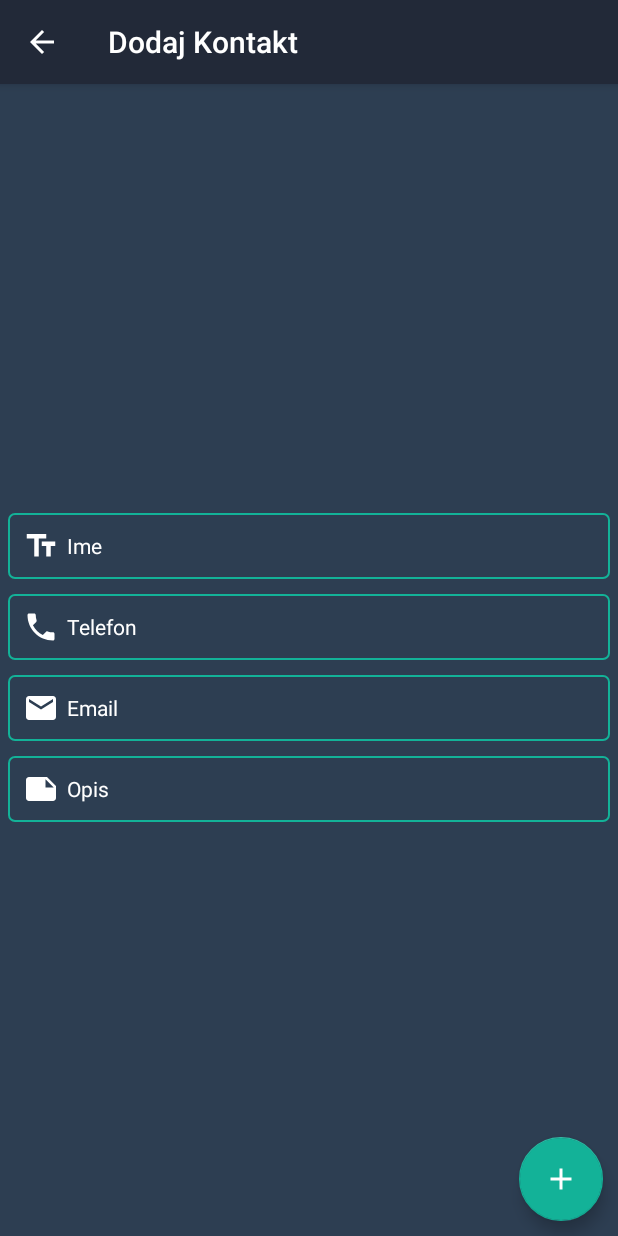
After one commit to vladavoX/projekat_rma, an Android app: the AddEditContact screen opened directly, with no data from a screen before it, on a phone screen of 412 x 824 dp. The commit adds this screen. Run offline under Robolectric (Android 15) with nearby library versions, the phone set to English and light mode, and no system bars.

Commit message:
Napravljen activity za dodavanje novog kontakta

```diff
--- a/app/build.gradle
+++ b/app/build.gradle
@@ -30,9 +30,9 @@ dependencies {
     implementation fileTree(dir: "libs", include: ["*.jar"])
     implementation 'androidx.core:core-ktx:1.6.0'
     implementation 'androidx.appcompat:appcompat:1.3.1'
+    implementation group: 'com.google.android.material', name: 'material', version: '1.4.0'
     implementation 'androidx.constraintlayout:constraintlayout:2.1.4'
     testImplementation 'junit:junit:4.12'
     androidTestImplementation 'androidx.test.ext:junit:1.1.3'
     androidTestImplementation 'androidx.test.espresso:espresso-core:3.4.0'
-
 }
--- a/app/src/main/AndroidManifest.xml
+++ b/app/src/main/AndroidManifest.xml
@@ -9,6 +9,7 @@
         android:roundIcon="@mipmap/ic_launcher_round"
         android:supportsRtl="true"
         android:theme="@style/AppTheme">
+        <activity android:name=".AddEditContact" />
         <activity android:name=".MainActivity">
             <intent-filter>
                 <action android:name="android.intent.action.MAIN" />
--- /dev/null
+++ b/app/src/main/java/com/example/projekat_rma_2019270833/AddEditContact.java
@@ -0,0 +1,76 @@
+package com.example.projekat_rma_2019270833;
+
+import androidx.appcompat.app.ActionBar;
+import androidx.appcompat.app.AppCompatActivity;
+
+import android.os.Bundle;
+import android.view.View;
+import android.widget.EditText;
+import android.widget.Toast;
+
+import com.google.android.material.floatingactionbutton.FloatingActionButton;
+
+public class AddEditContact extends AppCompatActivity {
+
+    private EditText imeInput, telefonInput, emailInput, opisInput;
+    private FloatingActionButton add_btn;
+
+    String ime, telefon, email, opis;
+
+    // Action bar
+    ActionBar actionBar;
+
+    @Override
+    protected void onCreate(Bundle savedInstanceState) {
+        super.onCreate(savedInstanceState);
+        setContentView(R.layout.activity_add_edit_contact);
+
+        actionBar = getSupportActionBar();
+        actionBar.setTitle("Dodaj Kontakt");
+        // dugme za nazad
+        actionBar.setDisplayHomeAsUpEnabled(true);
+        actionBar.setDisplayShowHomeEnabled(true);
+
+        imeInput = findViewById(R.id.imeInput);
+        telefonInput = findViewById(R.id.telefonInput);
+        emailInput = findViewById(R.id.emailInput);
+        opisInput = findViewById(R.id.opisInput);
+        add_btn = findViewById(R.id.add_btn);
+
+        // click listener
+        add_btn.setOnClickListener(new View.OnClickListener() {
+            @Override
+            public void onClick(View v) {
+                saveData();
+            }
+        });
+    }
+
+    private void saveData(){
+        // uzimamo inpute
+        ime = imeInput.getText().toString();
+        telefon = telefonInput.getText().toString();
+        email = emailInput.getText().toString();
+        opis = opisInput.getText().toString();
+
+        // proveravamo podatke inputa
+        if(!ime.isEmpty() || !email.isEmpty() || !opis.isEmpty()){
+            if(!telefon.isEmpty()) {
+                // TODO: cuvamo ako postoji bar jedan podatak i broj telefona
+            } else {
+                Toast.makeText(getApplicationContext(), "Unesite broj telefona...", Toast.LENGTH_SHORT).show();
+            }
+        } else {
+            // greska
+            Toast.makeText(getApplicationContext(), "Nema podataka...", Toast.LENGTH_SHORT).show();
+        }
+    }
+
+    // dugme za nazad klik
+    @Override
+    public boolean onSupportNavigateUp(){
+        onBackPressed();
+        return super.onSupportNavigateUp();
+    }
+
+}
--- a/app/src/main/java/com/example/projekat_rma_2019270833/MainActivity.java
+++ b/app/src/main/java/com/example/projekat_rma_2019270833/MainActivity.java
@@ -2,13 +2,32 @@ package com.example.projekat_rma_2019270833;
 
 import androidx.appcompat.app.AppCompatActivity;
 
+import android.content.Intent;
 import android.os.Bundle;
+import android.view.View;
+
+import com.google.android.material.floatingactionbutton.FloatingActionButton;
 
 public class MainActivity extends AppCompatActivity {
+
+    private FloatingActionButton add_btn;
 
     @Override
     protected void onCreate(Bundle savedInstanceState) {
         super.onCreate(savedInstanceState);
         setContentView(R.layout.activity_main);
+
+        // inicijalizacija
+        add_btn = findViewById(R.id.add_btn);
+
+        // Click listener
+        add_btn.setOnClickListener(new View.OnClickListener() {
+            @Override
+            public void onClick(View v) {
+                // prelazak na drugi activity za dodavanje kontakta
+                Intent intent = new Intent(MainActivity.this,AddEditContact.class);
+                startActivity(intent);
+            }
+        });
     }
 }
--- /dev/null
+++ b/app/src/main/res/drawable/background_input_field.xml
@@ -0,0 +1,9 @@
+<?xml version="1.0" encoding="utf-8"?>
+<shape xmlns:android="http://schemas.android.com/apk/res/android"
+    android:shape="rectangle">
+
+    <solid android:color="@color/colorSecondary"/>
+    <stroke android:color="@color/colorTextPrimary" android:width="1dp"/>
+    <corners android:radius="4dp"/>
+
+</shape>
--- /dev/null
+++ b/app/src/main/res/drawable/ic_baseline_add_24.xml
@@ -0,0 +1,10 @@
+<vector xmlns:android="http://schemas.android.com/apk/res/android"
+    android:width="24dp"
+    android:height="24dp"
+    android:viewportWidth="24"
+    android:viewportHeight="24"
+    android:tint="?attr/colorControlNormal">
+  <path
+      android:fillColor="@android:color/white"
+      android:pathData="M19,13h-6v6h-2v-6H5v-2h6V5h2v6h6v2z"/>
+</vector>
--- /dev/null
+++ b/app/src/main/res/drawable/ic_baseline_email_24.xml
@@ -0,0 +1,5 @@
+<vector android:height="24dp" android:tint="#FFFFFF"
+    android:viewportHeight="24" android:viewportWidth="24"
+    android:width="24dp" xmlns:android="http://schemas.android.com/apk/res/android">
+    <path android:fillColor="@android:color/white" android:pathData="M20,4L4,4c-1.1,0 -1.99,0.9 -1.99,2L2,18c0,1.1 0.9,2 2,2h16c1.1,0 2,-0.9 2,-2L22,6c0,-1.1 -0.9,-2 -2,-2zM20,8l-8,5 -8,-5L4,6l8,5 8,-5v2z"/>
+</vector>
--- /dev/null
+++ b/app/src/main/res/drawable/ic_baseline_note_24.xml
@@ -0,0 +1,5 @@
+<vector android:height="24dp" android:tint="#FFFFFF"
+    android:viewportHeight="24" android:viewportWidth="24"
+    android:width="24dp" xmlns:android="http://schemas.android.com/apk/res/android">
+    <path android:fillColor="@android:color/white" android:pathData="M22,10l-6,-6L4,4c-1.1,0 -2,0.9 -2,2v12.01c0,1.1 0.9,1.99 2,1.99l16,-0.01c1.1,0 2,-0.89 2,-1.99v-8zM15,5.5l5.5,5.5L15,11L15,5.5z"/>
+</vector>
--- /dev/null
+++ b/app/src/main/res/drawable/ic_baseline_phone_24.xml
@@ -0,0 +1,5 @@
+<vector android:height="24dp" android:tint="#FFFFFF"
+    android:viewportHeight="24" android:viewportWidth="24"
+    android:width="24dp" xmlns:android="http://schemas.android.com/apk/res/android">
+    <path android:fillColor="@android:color/white" android:pathData="M6.62,10.79c1.44,2.83 3.76,5.14 6.59,6.59l2.2,-2.2c0.27,-0.27 0.67,-0.36 1.02,-0.24 1.12,0.37 2.33,0.57 3.57,0.57 0.55,0 1,0.45 1,1V20c0,0.55 -0.45,1 -1,1 -9.39,0 -17,-7.61 -17,-17 0,-0.55 0.45,-1 1,-1h3.5c0.55,0 1,0.45 1,1 0,1.25 0.2,2.45 0.57,3.57 0.11,0.35 0.03,0.74 -0.25,1.02l-2.2,2.2z"/>
+</vector>
--- /dev/null
+++ b/app/src/main/res/drawable/ic_baseline_text_fields_24.xml
@@ -0,0 +1,5 @@
+<vector android:height="24dp" android:tint="#FFFFFF"
+    android:viewportHeight="24" android:viewportWidth="24"
+    android:width="24dp" xmlns:android="http://schemas.android.com/apk/res/android">
+    <path android:fillColor="@android:color/white" android:pathData="M2.5,4v3h5v12h3V7h5V4H2.5zM21.5,9h-9v3h3v7h3v-7h3V9z"/>
+</vector>
--- /dev/null
+++ b/app/src/main/res/layout/activity_add_edit_contact.xml
@@ -0,0 +1,107 @@
+<?xml version="1.0" encoding="utf-8"?>
+<RelativeLayout xmlns:android="http://schemas.android.com/apk/res/android"
+    xmlns:app="http://schemas.android.com/apk/res-auto"
+    xmlns:tools="http://schemas.android.com/tools"
+    android:layout_width="match_parent"
+    android:layout_height="match_parent"
+    android:background="@color/colorSecondary"
+    tools:context=".AddEditContact">
+
+    <LinearLayout
+        android:layout_width="match_parent"
+        android:layout_height="wrap_content"
+        android:orientation="vertical"
+        android:layout_centerInParent="true"
+        android:padding="5dp">
+
+    <!-- Inputi za text -->
+
+        <!-- Ime -->
+        <EditText
+            android:id="@+id/imeInput"
+            android:layout_width="match_parent"
+            android:layout_height="wrap_content"
+            android:hint="Ime"
+            android:inputType="textPersonName"
+            android:textColorHint="@color/white"
+            android:background="@drawable/background_input_field"
+            android:padding="10dp"
+            android:layout_marginTop="10dp"
+            android:drawableStart="@drawable/ic_baseline_text_fields_24"
+            android:drawableLeft="@drawable/ic_baseline_text_fields_24"
+            android:drawablePadding="5dp"
+            android:textSize="14dp"
+            android:textColor="@color/colorTextSecondary"
+            />
+
+        <!-- Telefon -->
+        <EditText
+            android:id="@+id/telefonInput"
+            android:layout_width="match_parent"
+            android:layout_height="wrap_content"
+            android:hint="Telefon"
+            android:inputType="phone"
+            android:textColorHint="@color/white"
+            android:background="@drawable/background_input_field"
+            android:padding="10dp"
+            android:layout_marginTop="10dp"
+            android:drawableStart="@drawable/ic_baseline_phone_24"
+            android:drawableLeft="@drawable/ic_baseline_phone_24"
+            android:drawablePadding="5dp"
+            android:textSize="14dp"
+            android:textColor="@color/colorTextSecondary"
+            />
+
+        <!-- Email -->
+        <EditText
+            android:id="@+id/emailInput"
+            android:layout_width="match_parent"
+            android:layout_height="wrap_content"
+            android:hint="Email"
+            android:inputType="textEmailAddress"
+            android:textColorHint="@color/white"
+            android:background="@drawable/background_input_field"
+            android:padding="10dp"
+            android:layout_marginTop="10dp"
+            android:drawableStart="@drawable/ic_baseline_email_24"
+            android:drawableLeft="@drawable/ic_baseline_email_24"
+            android:drawablePadding="5dp"
+            android:textSize="14dp"
+            android:textColor="@color/colorTextSecondary"
+            />
+
+        <!-- Opis -->
+        <EditText
+            android:id="@+id/opisInput"
+            android:layout_width="match_parent"
+            android:layout_height="wrap_content"
+            android:hint="Opis"
+            android:inputType="textLongMessage"
+            android:textColorHint="@color/white"
+            android:background="@drawable/background_input_field"
+            android:padding="10dp"
+            android:layout_marginTop="10dp"
+            android:drawableStart="@drawable/ic_baseline_note_24"
+            android:drawableLeft="@drawable/ic_baseline_note_24"
+            android:drawablePadding="5dp"
+            android:textSize="14dp"
+            android:textColor="@color/colorTextSecondary"
+            />
+    </LinearLayout>
+
+    <!-- dugme za dodavanje kontakta u bazu -->
+    <com.google.android.material.floatingactionbutton.FloatingActionButton
+        android:id="@+id/add_btn"
+        android:layout_width="wrap_content"
+        android:layout_height="wrap_content"
+        android:layout_alignParentEnd="true"
+        android:layout_alignParentRight="true"
+        android:layout_alignParentBottom="true"
+        android:layout_margin="10dp"
+        app:tint="@color/white"
+        app:backgroundTint="@color/colorTextPrimary"
+        android:src="@drawable/ic_baseline_add_24"
+        android:elevation="5dp"
+        android:contentDescription="TODO" />
+
+</RelativeLayout>
--- a/app/src/main/res/layout/activity_main.xml
+++ b/app/src/main/res/layout/activity_main.xml
@@ -1,18 +1,26 @@
 <?xml version="1.0" encoding="utf-8"?>
-<androidx.constraintlayout.widget.ConstraintLayout xmlns:android="http://schemas.android.com/apk/res/android"
+<RelativeLayout xmlns:android="http://schemas.android.com/apk/res/android"
     xmlns:app="http://schemas.android.com/apk/res-auto"
     xmlns:tools="http://schemas.android.com/tools"
     android:layout_width="match_parent"
     android:layout_height="match_parent"
+    android:background="@color/colorSecondary"
     tools:context=".MainActivity">
 
-    <TextView
+    <!-- dugme za dodavanje kontakta i prelazak u novi activity -->
+    <com.google.android.material.floatingactionbutton.FloatingActionButton
+        android:id="@+id/add_btn"
         android:layout_width="wrap_content"
         android:layout_height="wrap_content"
-        android:text="Hello World!"
-        app:layout_constraintBottom_toBottomOf="parent"
-        app:layout_constraintLeft_toLeftOf="parent"
-        app:layout_constraintRight_toRightOf="parent"
-        app:layout_constraintTop_toTopOf="parent" />
+        android:layout_alignParentEnd="true"
+        android:layout_alignParentRight="true"
+        android:layout_alignParentBottom="true"
+        android:layout_margin="10dp"
+        app:tint="@color/white"
+        app:backgroundTint="@color/colorTextPrimary"
+        android:src="@drawable/ic_baseline_add_24"
+        android:elevation="5dp"
+        app:pressedTranslationZ="10dp"
+        android:contentDescription="TODO" />
 
-</androidx.constraintlayout.widget.ConstraintLayout>
+</RelativeLayout>
--- a/app/src/main/res/values/colors.xml
+++ b/app/src/main/res/values/colors.xml
@@ -1,6 +1,12 @@
 <?xml version="1.0" encoding="utf-8"?>
 <resources>
-    <color name="colorPrimary">#6200EE</color>
+    <color name="white">#ffffff</color>
+    <color name="colorPrimary">#222938</color>
+    <color name="colorSecondary">#2d3e52</color>
+    <color name="colorTextPrimary">#13b298</color>
+    <color name="colorTextSecondary">#CBD5ED</color>
+    <color name="colorThemeExtra">#ff5252</color>
+
     <color name="colorPrimaryDark">#3700B3</color>
     <color name="colorAccent">#03DAC5</color>
 </resources>
```
